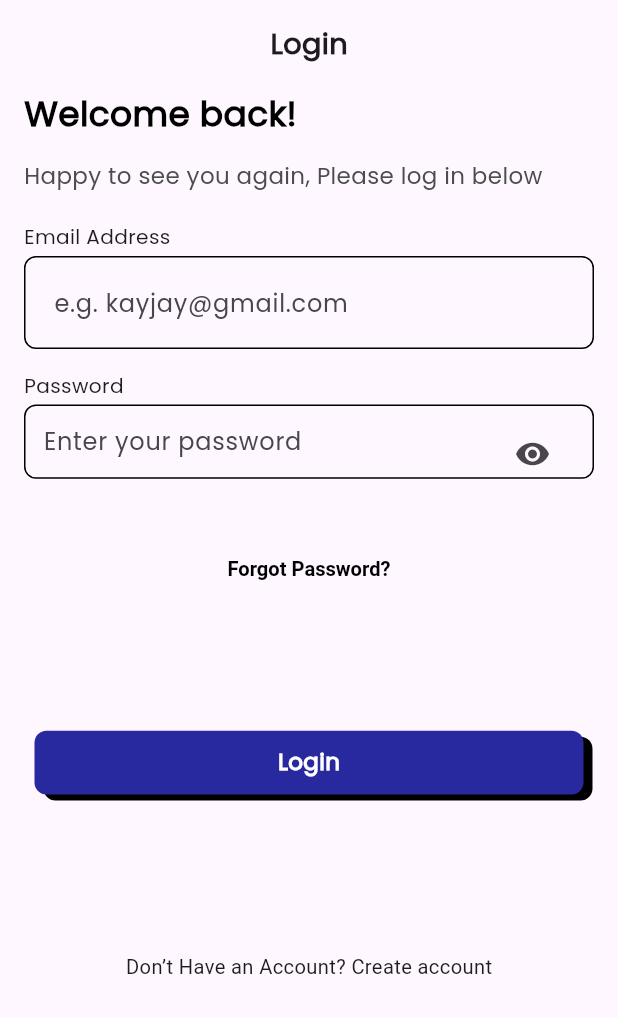
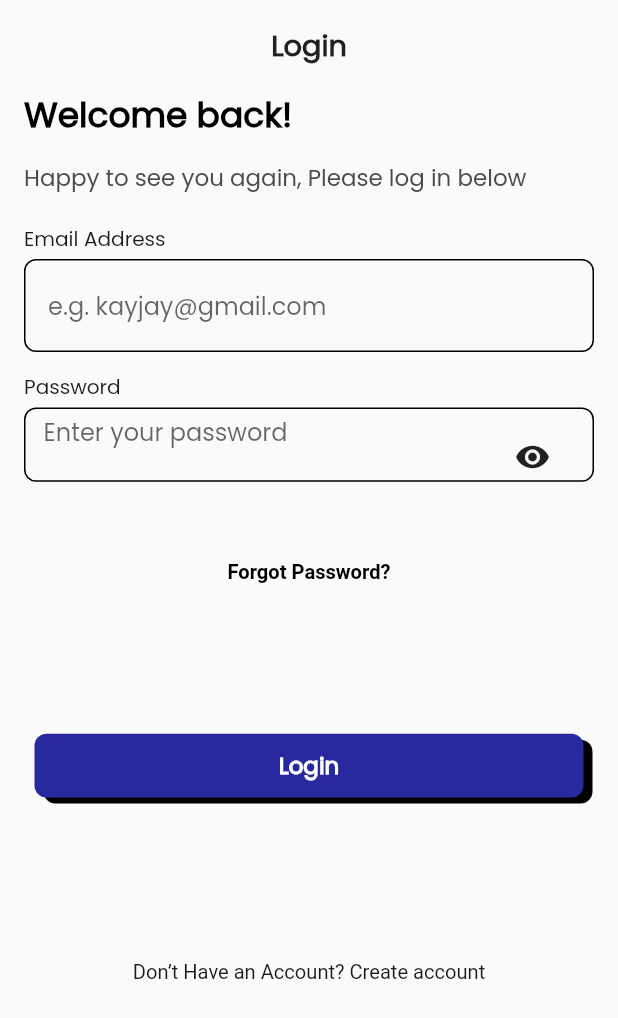
Before and after one commit to hngx-org/Lightning-food-mobile, a Flutter app: the screen it shows after launch, on a phone screen of 412 x 824 dp. Shown: the top 1018 px of the screen. Run offline on Flutter 3.47's test engine with Material 2 defaults, Android fonts, the phone set to English and light mode, and no system bars; our stand-ins replace flutter_screenutil, iconsax.

```diff
--- a/lib/constants/app_colors.dart
+++ b/lib/constants/app_colors.dart
@@ -3,15 +3,15 @@ import 'package:flutter/widgets.dart';
 class AppColor {
   AppColor._();
 
-  static Color primaryColor = Color(0xFF28289F);
-  static Color secondaryColor = Color(0xFFFFDB58);
-  static Color tetiaryColor = Color(0xFFFFA776);
-  static Color bgColor = Color(0xFFFFF9EA);
-  static Color plainBlack = Color(0xFF000000);
-  static Color black2 = Color(0xFF1E1B1C);
-  static Color black33 = Color(0xFF4C4C4C);
-  static Color lightBlack = Color(0xFF9C9C9C);
-  static Color pureWhite = Color(0xFFFFFFFF);
-  static Color white2 = Color(0xFFFDFDFD);
-  static Color white3 = Color(0xFFF0F0F0);
+  static Color primaryColor = const Color(0xFF28289F);
+  static Color secondaryColor = const Color(0xFFFFDB58);
+  static Color tetiaryColor = const Color(0xFFFFA776);
+  static Color bgColor = const Color(0xFFFFF9EA);
+  static Color plainBlack = const Color(0xFF000000);
+  static Color black2 = const Color(0xFF1E1B1C);
+  static Color black33 = const Color(0xFF4C4C4C);
+  static Color lightBlack = const Color(0xFF9C9C9C);
+  static Color pureWhite = const Color(0xFFFFFFFF);
+  static Color white2 = const Color(0xFFFDFDFD);
+  static Color white3 = const Color(0xFFF0F0F0);
 }
--- a/lib/main.dart
+++ b/lib/main.dart
@@ -4,7 +4,6 @@ import 'package:iconsax/iconsax.dart';
 import 'package:lightning_food_mobile/constants/app_colors.dart';
 import 'package:lightning_food_mobile/views/Home/homeScreen.dart';
 import 'package:lightning_food_mobile/views/login_view/login_screen.dart';
-
 
 void main() {
   runApp(const MyApp());
@@ -22,7 +21,7 @@ class MyApp extends StatelessWidget {
         return MaterialApp(
           theme: ThemeData(
             fontFamily: "Poppins",
-            useMaterial3: true,
+            // useMaterial3: true,
           ),
           debugShowCheckedModeBanner: false,
           home: const LoginScreen(),
--- a/lib/views/Home/home_widgets.dart
+++ b/lib/views/Home/home_widgets.dart
@@ -18,7 +18,7 @@ class RecentFreeLunchView extends StatelessWidget {
 
   @override
   Widget build(BuildContext context) {
-    return Container(
+    return SizedBox(
       height: containerHeight,
       child: ListView.builder(
           itemCount: 7,
```
Also changed, not shown: lib/constants/app_widgets.dart (+57 -38 lines), lib/views/Home/homeScreen.dart (+18 -9 lines), lib/views/send_free_lunch/send_free_lunch_screen.dart (added, +119 -0 lines), images/celebrate_icon.png (added).
